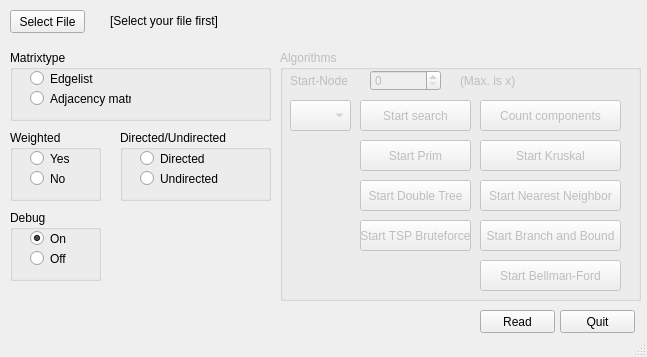
This is mainwindow.ui in FNicolai/MMI as Qt 5 draws it before an edit. The edited form follows.
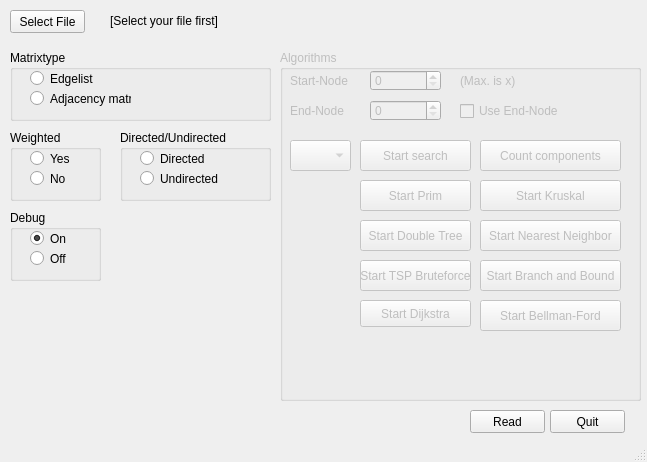
This is the edited form.

```diff
--- a/mainwindow.ui
+++ b/mainwindow.ui
@@ -7,7 +7,7 @@
     <x>0</x>
     <y>0</y>
     <width>647</width>
-    <height>357</height>
+    <height>462</height>
    </rect>
   </property>
   <property name="windowTitle">
@@ -59,8 +59,8 @@
     </property>
     <property name="geometry">
      <rect>
-      <x>480</x>
-      <y>310</y>
+      <x>470</x>
+      <y>410</y>
       <width>75</width>
       <height>23</height>
      </rect>
@@ -165,8 +165,8 @@
    <widget class="QPushButton" name="pushButton_quit">
     <property name="geometry">
      <rect>
-      <x>560</x>
-      <y>310</y>
+      <x>550</x>
+      <y>410</y>
       <width>75</width>
       <height>23</height>
      </rect>
@@ -210,7 +210,7 @@
       <x>280</x>
       <y>50</y>
       <width>361</width>
-      <height>251</height>
+      <height>351</height>
      </rect>
     </property>
     <property name="title">
@@ -220,7 +220,7 @@
      <property name="geometry">
       <rect>
        <x>80</x>
-       <y>50</y>
+       <y>90</y>
        <width>111</width>
        <height>31</height>
       </rect>
@@ -275,7 +275,7 @@
      <property name="geometry">
       <rect>
        <x>200</x>
-       <y>50</y>
+       <y>90</y>
        <width>141</width>
        <height>31</height>
       </rect>
@@ -288,7 +288,7 @@
      <property name="geometry">
       <rect>
        <x>10</x>
-       <y>50</y>
+       <y>90</y>
        <width>61</width>
        <height>31</height>
       </rect>
@@ -298,7 +298,7 @@
      <property name="geometry">
       <rect>
        <x>200</x>
-       <y>90</y>
+       <y>130</y>
        <width>141</width>
        <height>31</height>
       </rect>
@@ -311,7 +311,7 @@
      <property name="geometry">
       <rect>
        <x>80</x>
-       <y>90</y>
+       <y>130</y>
        <width>111</width>
        <height>31</height>
       </rect>
@@ -324,7 +324,7 @@
      <property name="geometry">
       <rect>
        <x>200</x>
-       <y>130</y>
+       <y>170</y>
        <width>141</width>
        <height>31</height>
       </rect>
@@ -337,7 +337,7 @@
      <property name="geometry">
       <rect>
        <x>80</x>
-       <y>130</y>
+       <y>170</y>
        <width>111</width>
        <height>31</height>
       </rect>
@@ -350,7 +350,7 @@
      <property name="geometry">
       <rect>
        <x>200</x>
-       <y>170</y>
+       <y>210</y>
        <width>141</width>
        <height>31</height>
       </rect>
@@ -363,7 +363,7 @@
      <property name="geometry">
       <rect>
        <x>80</x>
-       <y>170</y>
+       <y>210</y>
        <width>111</width>
        <height>31</height>
       </rect>
@@ -372,11 +372,69 @@
       <string>Start TSP Bruteforce</string>
      </property>
     </widget>
+    <widget class="QPushButton" name="pushButton_start_dijkstra">
+     <property name="geometry">
+      <rect>
+       <x>80</x>
+       <y>250</y>
+       <width>111</width>
+       <height>27</height>
+      </rect>
+     </property>
+     <property name="text">
+      <string>Start Dijkstra</string>
+     </property>
+    </widget>
+    <widget class="QLabel" name="label_start_node_2">
+     <property name="geometry">
+      <rect>
+       <x>10</x>
+       <y>50</y>
+       <width>81</width>
+       <height>21</height>
+      </rect>
+     </property>
+     <property name="text">
+      <string>End-Node</string>
+     </property>
+    </widget>
+    <widget class="QSpinBox" name="spinBox_end_node">
+     <property name="enabled">
+      <bool>false</bool>
+     </property>
+     <property name="geometry">
+      <rect>
+       <x>90</x>
+       <y>50</y>
+       <width>71</width>
+       <height>21</height>
+      </rect>
+     </property>
+     <property name="maximum">
+      <number>99</number>
+     </property>
+     <property name="value">
+      <number>0</number>
+     </property>
+    </widget>
+    <widget class="QCheckBox" name="checkBox">
+     <property name="geometry">
+      <rect>
+       <x>180</x>
+       <y>50</y>
+       <width>131</width>
+       <height>22</height>
+      </rect>
+     </property>
+     <property name="text">
+      <string>Use End-Node</string>
+     </property>
+    </widget>
     <widget class="QPushButton" name="pushButton_start_bellman_ford">
      <property name="geometry">
       <rect>
        <x>200</x>
-       <y>210</y>
+       <y>250</y>
        <width>141</width>
        <height>31</height>
       </rect>
```
